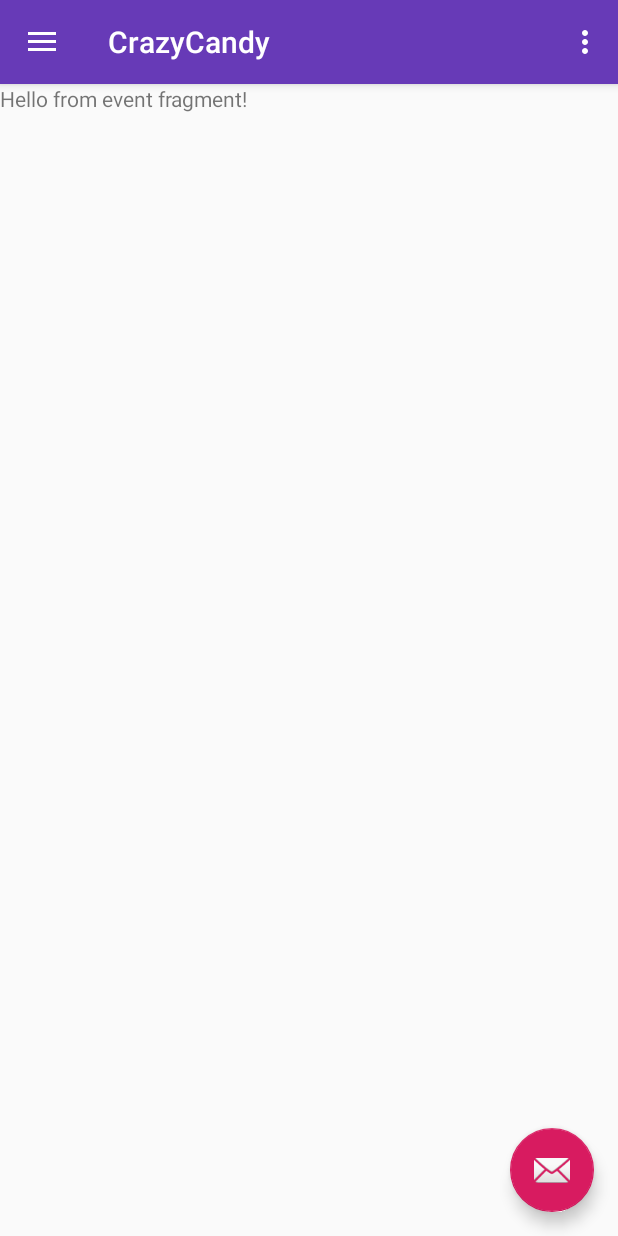
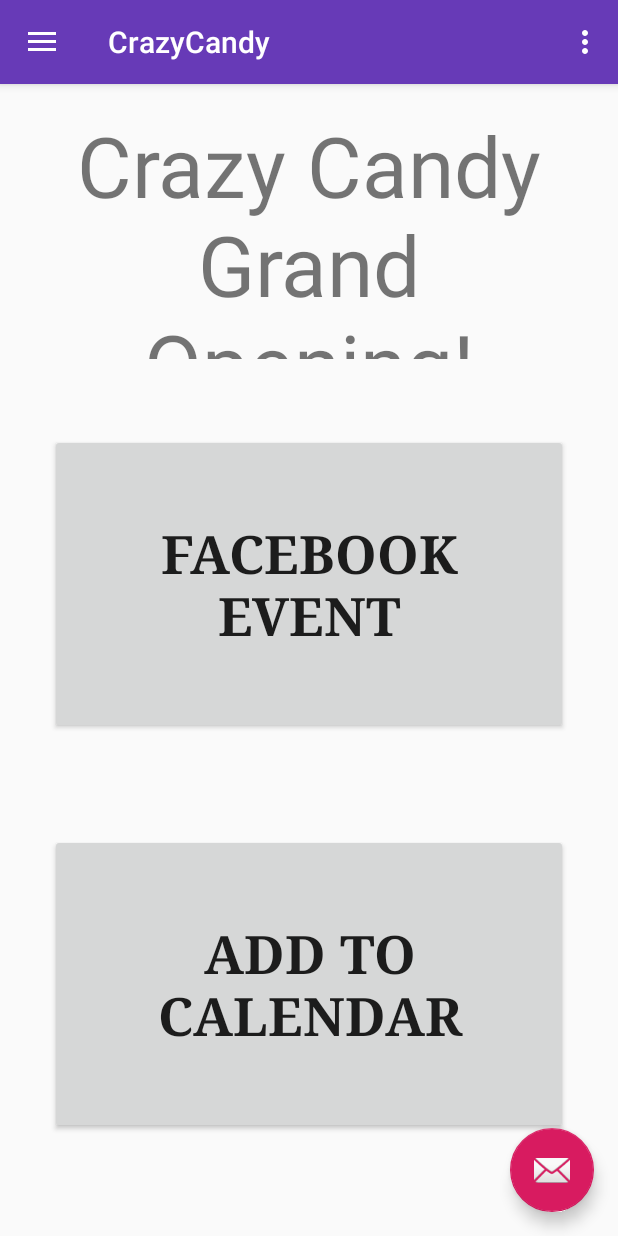
Before and after one commit to pawslaw/MAD305-Android-Project, an Android app: the screen it shows after launch (MainActivity), in the side drawer, after a tap on "Candy Party", on a phone screen of 412 x 824 dp. Run offline under Robolectric (Android 15) with nearby library versions, the phone set to English and light mode, and no system bars.

Commit message:
Added layout file for the Event page and properly formatted the page

```diff
--- a/app/src/main/res/layout/fragment_event.xml
+++ b/app/src/main/res/layout/fragment_event.xml
@@ -8,7 +8,42 @@
     <!-- TODO: Update blank fragment layout -->
     <TextView
         android:layout_width="match_parent"
-        android:layout_height="match_parent"
-        android:text="Hello from event fragment!" />
+        android:layout_height="200dp"
+        android:gravity="center"
+        android:inputType="none"
+        android:textSize="56sp"
+        android:textStyle="normal"
+        android:typeface="normal"
+        android:padding="25px"
+        android:text="Crazy Candy Grand Opening!" />
+
+    <!--<ImageView-->
+        <!--android:layout_width="match_parent"-->
+        <!--android:layout_height="100px" />-->
+
+    <Button
+        android:id="@+id/fbEvent"
+        android:layout_width="match_parent"
+        android:layout_height="300px"
+        android:gravity="center"
+        android:padding="50px"
+        android:layout_margin="50px"
+        android:text="Facebook Event"
+        android:textSize="35sp"
+        android:textStyle="bold"
+        android:typeface="serif"
+        />
+
+    <Button
+        android:id="@+id/addToCalendar"
+        android:layout_width="match_parent"
+        android:layout_height="300px"
+        android:gravity="center"
+        android:padding="25px"
+        android:layout_margin="50px"
+        android:text="Add to Calendar"
+        android:textSize="35sp"
+        android:textStyle="bold"
+        android:typeface="serif" />
 
 </LinearLayout>
```
